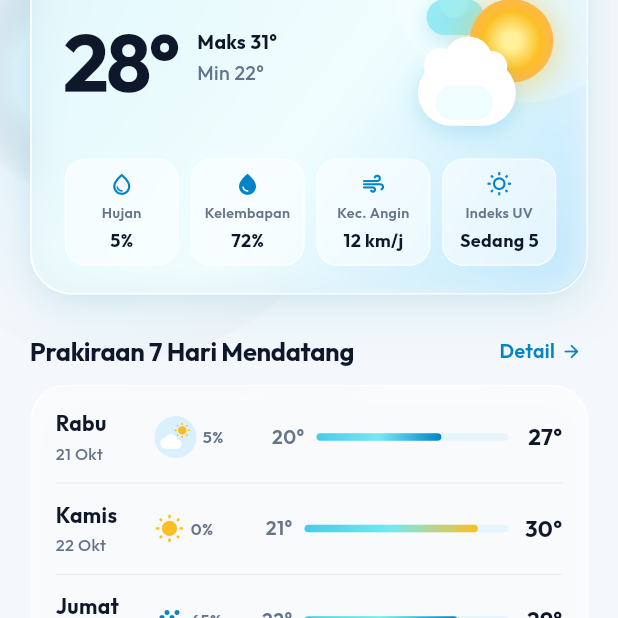
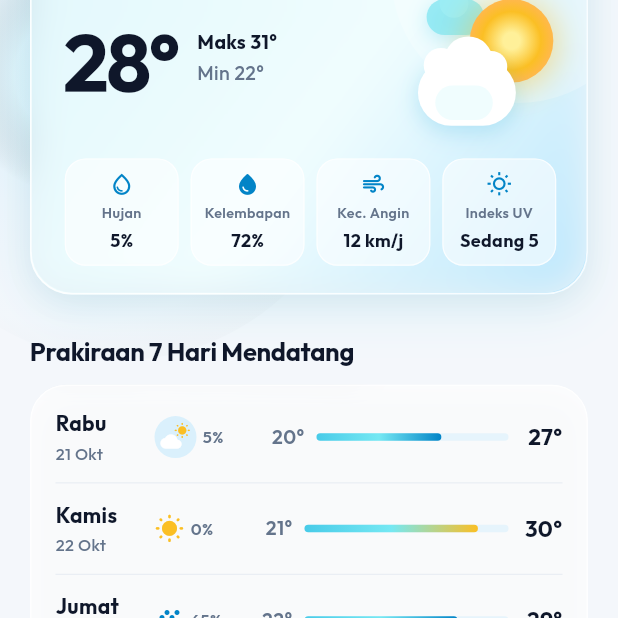
Before and after one commit to mizanyf/WeatherMe, a Flutter app: the screen it shows after launch, item 2 of the bottom bar chosen, scrolled down 665 dp, on a phone screen of 412 x 824 dp, the top half of it. Run offline on Flutter 3.47's test engine with Material 3 defaults, Android fonts, the phone set to English and light mode, and no system bars; our stand-ins replace flutter_dotenv, geolocator; network calls fail.

Commit message:
minimalis ui

```diff
--- a/lib/widgets/weekly_forecast_list.dart
+++ b/lib/widgets/weekly_forecast_list.dart
@@ -40,36 +40,6 @@ class WeeklyForecastSection extends StatelessWidget {
                   letterSpacing: -0.2,
                 ),
               ),
-              if (onDetailTap != null)
-                InkWell(
-                  onTap: onDetailTap,
-                  borderRadius: BorderRadius.circular(8),
-                  child: Padding(
-                    padding: const EdgeInsets.symmetric(
-                      horizontal: 4.0,
-                      vertical: 2.0,
-                    ),
-                    child: Row(
-                      mainAxisSize: MainAxisSize.min,
-                      children: [
-                        Text(
-                          actionLabel,
-                          style: const TextStyle(
-                            fontSize: 13,
-                            fontWeight: FontWeight.w600,
-                            color: AppColors.secondary,
-                          ),
-                        ),
-                        const SizedBox(width: 4),
-                        const Icon(
-                          Icons.arrow_forward_rounded,
-                          size: 14,
-                          color: AppColors.secondary,
-                        ),
-                      ],
-                    ),
-                  ),
-                ),
             ],
           ),
 
```
Also changed, not shown: lib/screens/calendar_screen.dart (+0 -18 lines), lib/screens/home_screen.dart (+4 -3 lines), lib/widgets/selected_day_forecast_card.dart (+6 -29 lines), 1 other file.
